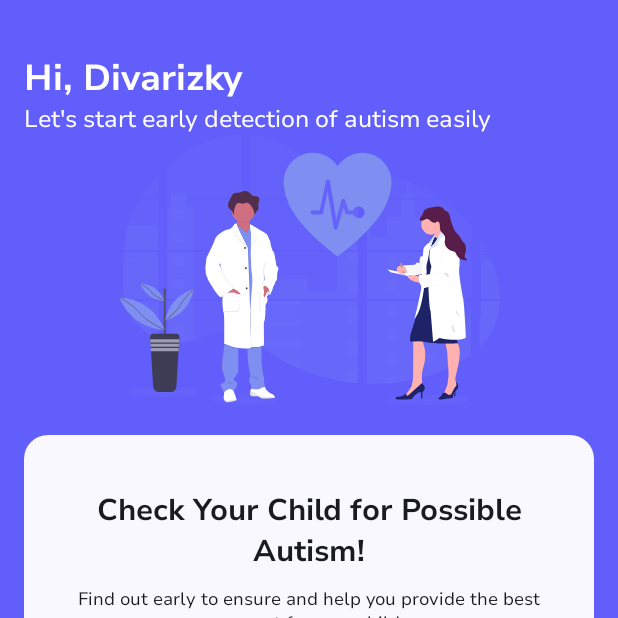
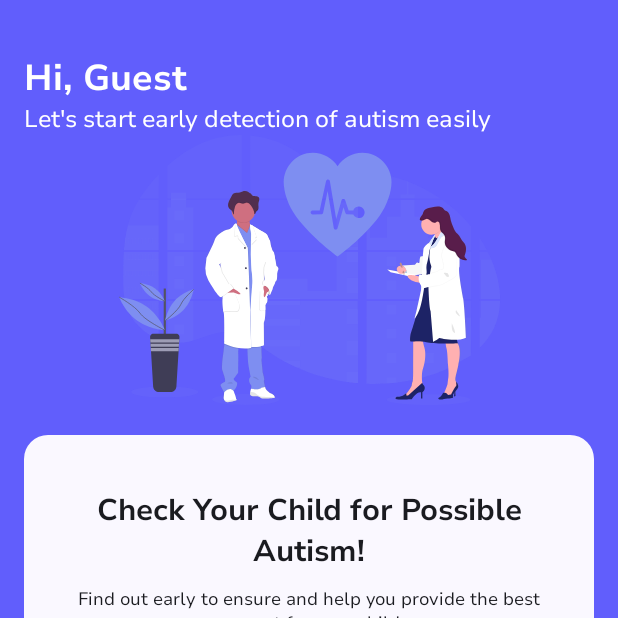
Before and after one commit to Divarizky/child-autism-detection-app, an Android app built with Jetpack Compose: the HomeScreen screen opened through its navigation route, on a phone screen of 412 x 824 dp, the top half of it. Run offline under Robolectric (Android 15) with nearby library versions, the phone set to English and light mode, and no system bars; our stand-ins replace livedata-compose.

Commit message:
Add a username on the HomeScreen page in the GreetingSection according to the registered username

```diff
--- a/app/src/main/java/com/application/divarizky/autismdetection/data/repository/UserRepository.kt
+++ b/app/src/main/java/com/application/divarizky/autismdetection/data/repository/UserRepository.kt
@@ -10,6 +10,7 @@ interface UserRepository {
     suspend fun insertUser(user: User)
     suspend fun login(emailOrUsername: String, password: String): Boolean
     suspend fun getUserById(userId: Int): User?
+    suspend fun getLoggedInUser(): User?
     fun saveLoginState(isLoggedIn: Boolean)
     fun isLoggedIn(): Boolean
     suspend fun logout()
@@ -74,11 +75,11 @@ class UserRepositoryImpl(context: Context) : UserRepository {
         }
     }
 
+    override suspend fun getLoggedInUser(): User? {
+        return userDao.getLoggedInUser()
+    }
+
     suspend fun getUserByEmail(email: String): User? {
         return userDao.getUserByEmail(email)
     }
-
-    suspend fun getLoggedInUser(): User? {
-        return userDao.getLoggedInUser()
-    }
 }
--- a/app/src/main/java/com/application/divarizky/autismdetection/navigation/AppNavigation.kt
+++ b/app/src/main/java/com/application/divarizky/autismdetection/navigation/AppNavigation.kt
@@ -22,6 +22,7 @@ import com.application.divarizky.autismdetection.view.screens.viewModelFactory
 import com.application.divarizky.autismdetection.viewmodel.AutismViewModel
 import com.application.divarizky.autismdetection.viewmodel.BottomNavbarViewModel
 import com.application.divarizky.autismdetection.viewmodel.ForgotPasswordViewModel
+import com.application.divarizky.autismdetection.viewmodel.HomeViewModel
 import com.application.divarizky.autismdetection.viewmodel.LoginViewModel
 import com.application.divarizky.autismdetection.viewmodel.SettingViewModel
 import com.application.divarizky.autismdetection.viewmodel.SignUpViewModel
@@ -98,7 +99,12 @@ fun AppNavigation(
             route = "main"
         ) {
             composable("home_screen") {
-                HomeScreen(navController)
+                val homeViewModel: HomeViewModel = viewModel(
+                    factory = viewModelFactory {
+                        HomeViewModel(MyApp.appModule.userRepository)
+                    }
+                )
+                HomeScreen(navController, bottomNavbarViewModel, homeViewModel)
             }
             composable("detection_screen") {
                 val autismViewModel: AutismViewModel = viewModel(
--- a/app/src/main/java/com/application/divarizky/autismdetection/view/screens/HomeScreen.kt
+++ b/app/src/main/java/com/application/divarizky/autismdetection/view/screens/HomeScreen.kt
@@ -18,6 +18,8 @@ import androidx.compose.material3.MaterialTheme
 import androidx.compose.material3.Scaffold
 import androidx.compose.material3.Text
 import androidx.compose.runtime.Composable
+import androidx.compose.runtime.getValue
+import androidx.compose.runtime.livedata.observeAsState
 import androidx.compose.ui.Alignment
 import androidx.compose.ui.Modifier
 import androidx.compose.ui.draw.clip
@@ -32,6 +34,7 @@ import androidx.navigation.NavController
 import androidx.navigation.compose.rememberNavController
 import com.application.divarizky.autismdetection.R
 import com.application.divarizky.autismdetection.navigation.BottomNavigationBar
+import com.application.divarizky.autismdetection.view.theme.Dimens
 import com.application.divarizky.autismdetection.view.theme.Dimens.buttonCornerRadius
 import com.application.divarizky.autismdetection.view.theme.Dimens.buttonTextStyle
 import com.application.divarizky.autismdetection.view.theme.Dimens.cornerRadius
@@ -46,11 +49,13 @@ import com.application.divarizky.autismdetection.view.theme.Dimens.titleTextStyl
 import com.application.divarizky.autismdetection.view.theme.MediumBlue
 import com.application.divarizky.autismdetection.view.theme.White
 import com.application.divarizky.autismdetection.viewmodel.BottomNavbarViewModel
+import com.application.divarizky.autismdetection.viewmodel.HomeViewModel
 
 @Composable
 fun HomeScreen(
     navController: NavController,
-    bottomNavbarViewModel: BottomNavbarViewModel = viewModel()
+    bottomNavbarViewModel: BottomNavbarViewModel = viewModel(),
+    homeViewModel: HomeViewModel = viewModel()
 ) {
     Scaffold(
         bottomBar = {
@@ -64,16 +69,20 @@ fun HomeScreen(
                 .padding(innerPadding)
                 .padding(paddings)
         ) {
-            HomeContent(navController, bottomNavbarViewModel)
+            HomeContent(navController, bottomNavbarViewModel, homeViewModel)
         }
     }
 }
 
 @Composable
-fun HomeContent(navController: NavController, bottomNavbarViewModel: BottomNavbarViewModel) {
+fun HomeContent(
+    navController: NavController,
+    bottomNavbarViewModel: BottomNavbarViewModel,
+    homeViewModel: HomeViewModel
+) {
     Column {
         Spacer(modifier = Modifier.height(height))
-        GreetingSection()
+        GreetingSection(homeViewModel)
         ImageSection()
         Spacer(modifier = Modifier.height(height))
         FeatureCard(navController, bottomNavbarViewModel)
@@ -81,13 +90,16 @@ fun HomeContent(navController: NavController, bottomNavbarViewModel: BottomNavba
 }
 
 @Composable
-fun GreetingSection() {
+fun GreetingSection(homeViewModel: HomeViewModel) {
+    val username by homeViewModel.username.observeAsState("")
+
     Column(
         horizontalAlignment = Alignment.Start,
         modifier = Modifier.fillMaxWidth()
     ) {
+        // Tampilkan nama pengguna sesuai yang sudah di daftarkan dan di ambil dari ViewModel
         Text(
-            text = "Hi, Divarizky",
+            text = "Hi, $username",
             style = titleTextStyle,
             fontWeight = FontWeight.Bold,
             color = MaterialTheme.colorScheme.onPrimary
--- /dev/null
+++ b/app/src/main/java/com/application/divarizky/autismdetection/viewmodel/HomeViewModel.kt
@@ -0,0 +1,27 @@
+package com.application.divarizky.autismdetection.viewmodel
+
+import androidx.lifecycle.LiveData
+import androidx.lifecycle.MutableLiveData
+import androidx.lifecycle.ViewModel
+import androidx.lifecycle.viewModelScope
+import com.application.divarizky.autismdetection.data.repository.UserRepository
+import kotlinx.coroutines.launch
+
+class HomeViewModel(private val userRepository: UserRepository) : ViewModel() {
+
+    // LiveData untuk menyimpan username
+    private val _username = MutableLiveData<String>()
+    val username: LiveData<String> = _username
+
+    init {
+        loadUsername() // Memuat username saat ViewModel dibuat
+    }
+
+    // Fungsi untuk memuat username dari repository
+    private fun loadUsername() {
+        viewModelScope.launch {
+            val user = userRepository.getLoggedInUser()
+            _username.value = user?.username ?: "Guest"
+        }
+    }
+}
```
Also changed, not shown: app/src/main/java/com/application/divarizky/autismdetection/view/screens/SettingScreen.kt (+1 -6 lines), app/src/main/res/values/strings.xml (+4 -4 lines).
